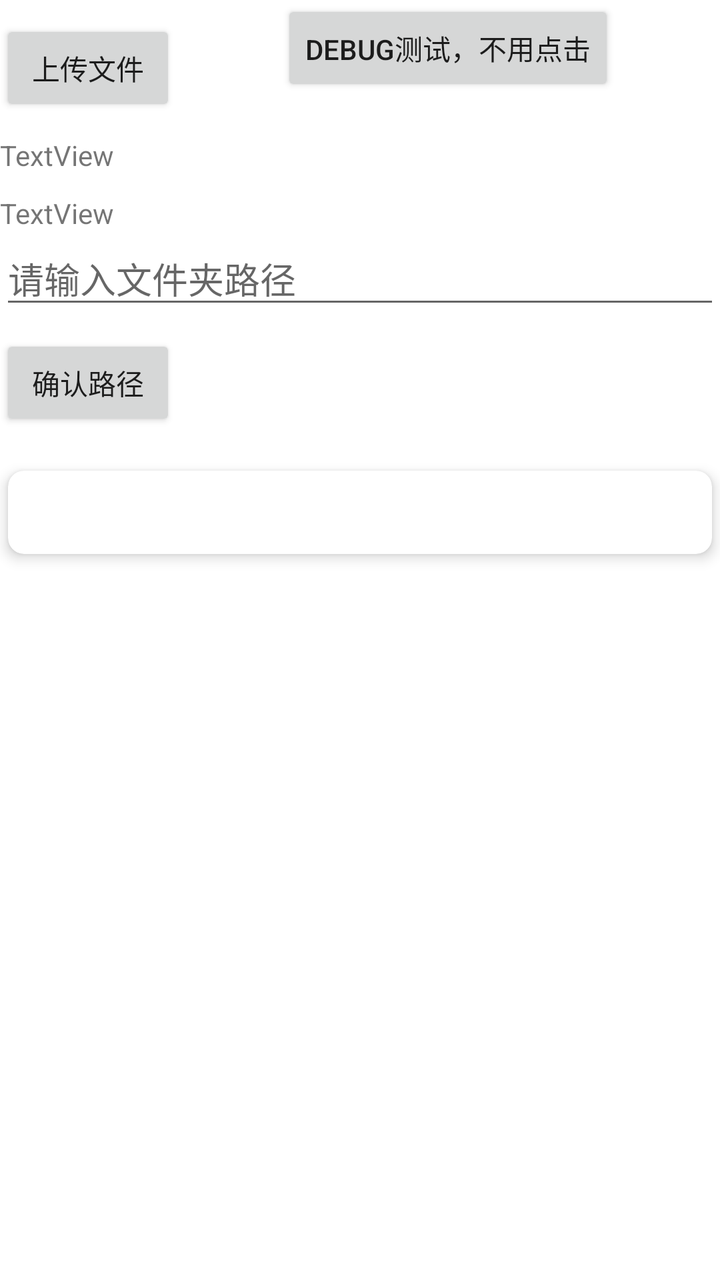
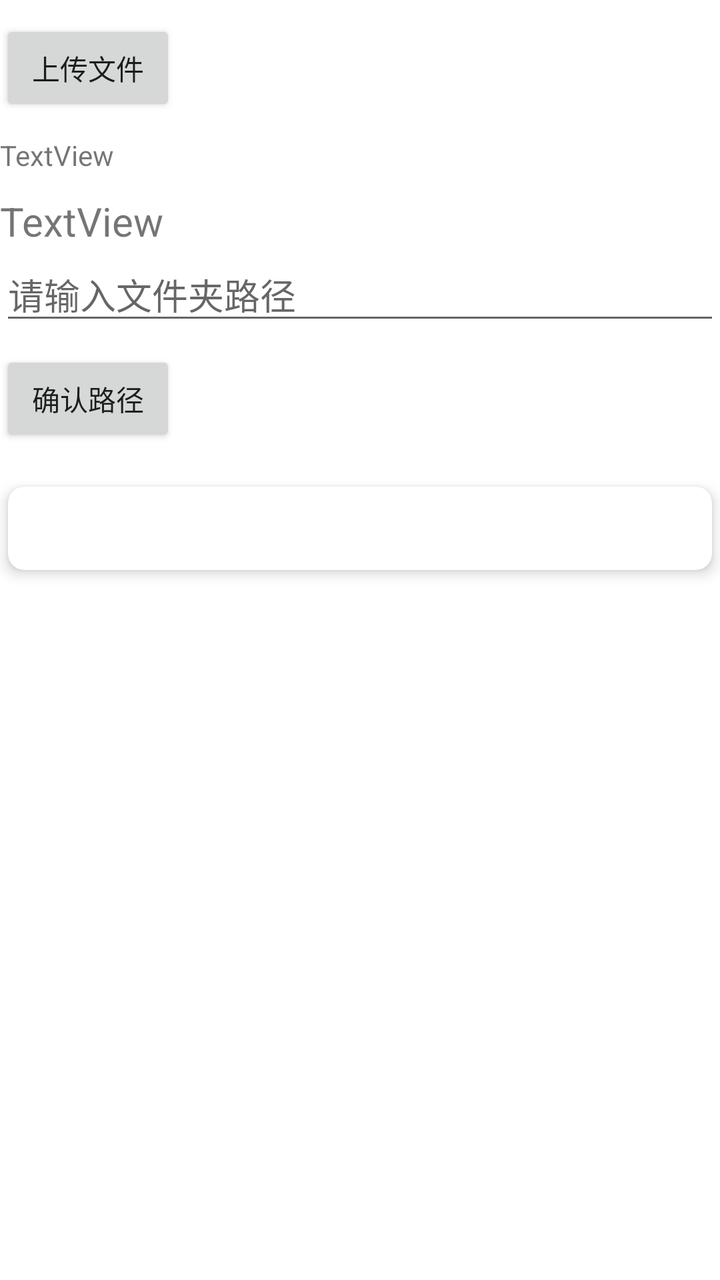

Screens rendered from an Android XML layout before and after an edit, with the pre-edit source and the edit as a unified diff.
<!-- AndroidManifest.xml: application theme Theme.Kanxue_data -->
<!-- res/layout/activity_main.xml -->
<?xml version="1.0" encoding="utf-8"?>
<androidx.core.widget.NestedScrollView android:layout_width="match_parent"
    android:layout_height="wrap_content"
    xmlns:app="http://schemas.android.com/apk/res-auto"
    xmlns:android="http://schemas.android.com/apk/res/android"
    android:fillViewport="true"
    android:scrollbars="vertical"
    android:fitsSystemWindows="true"
    android:fadeScrollbars="true"
>



    <androidx.constraintlayout.widget.ConstraintLayout
        android:layout_width="match_parent"
        android:layout_height="wrap_content">



        <FrameLayout
            android:id="@+id/SurfaceViewFrame"
            android:layout_width="10dp"
            android:layout_height="10dp">
        </FrameLayout>




        <Button
            android:id="@+id/stat_file_btn"
            android:layout_width="wrap_content"
            android:layout_height="wrap_content"
            android:text="上传文件"
            app:layout_constraintTop_toBottomOf="@id/SurfaceViewFrame"
            app:layout_constraintLeft_toLeftOf="parent" />

        <Button
            android:id="@+id/test"
            android:layout_width="wrap_content"
            android:layout_height="wrap_content"
            android:text="debug测试，不用点击"
            app:layout_constraintLeft_toRightOf="@id/stat_file_btn"
            app:layout_constraintRight_toRightOf="parent"
            />

        <TextView
            android:id="@+id/test_text"
            app:layout_constraintTop_toBottomOf="@id/stat_file_btn"
            android:layout_marginTop="10dp"
            android:layout_width="wrap_content"
            android:layout_height="wrap_content"
            android:text="TextView"
            />

        <TextView
            android:id="@+id/uploadStatusText"
            app:layout_constraintTop_toBottomOf="@id/test_text"
            android:layout_marginTop="10dp"
            android:layout_width="wrap_content"
            android:layout_height="wrap_content"
            android:text="TextView"
             />


        <androidx.appcompat.widget.AppCompatAutoCompleteTextView
            android:id="@+id/pathInput"
            android:layout_width="match_parent"
            android:layout_height="wrap_content"
            app:layout_constraintTop_toBottomOf="@id/uploadStatusText"
            android:hint="请输入文件夹路径"
            android:inputType="text" />

        <Button
            android:id="@+id/confirmButton"
            android:layout_width="wrap_content"
            android:layout_height="wrap_content"
            android:layout_marginTop="8dp"
            app:layout_constraintTop_toBottomOf="@id/pathInput"
            android:text="确认路径" />



        <androidx.recyclerview.widget.RecyclerView
            android:id="@+id/recyclerView"
            app:layout_constraintTop_toBottomOf="@id/confirmButton"
            android:layout_width="match_parent"
            android:layout_height="0dp"
            android:layout_marginTop="16dp"
            android:layout_weight="1" />


        <androidx.cardview.widget.CardView
            android:layout_marginTop="16dp"
            android:layout_width="match_parent"
            android:layout_height="wrap_content"
            app:layout_constraintTop_toBottomOf="@id/recyclerView"
            android:layout_margin="4dp"
            app:cardCornerRadius="8dp"
            app:cardElevation="4dp">

            <TextView
                android:id="@+id/file_content"
                android:layout_width="match_parent"
                android:layout_height="wrap_content"
                android:layout_margin="10dp"
                android:textSize="16sp" />
        </androidx.cardview.widget.CardView>



    </androidx.constraintlayout.widget.ConstraintLayout>

</androidx.core.widget.NestedScrollView>
<!-- resources referenced by this layout -->
<resources>
  <style name="Theme.Kanxue_data" parent="Theme.MaterialComponents.DayNight.DarkActionBar">
          
          <item name="colorPrimary">@color/purple_500</item>
          <item name="colorPrimaryVariant">@color/purple_700</item>
          <item name="colorOnPrimary">@color/white</item>
          
          <item name="colorSecondary">@color/teal_200</item>
          <item name="colorSecondaryVariant">@color/teal_700</item>
          <item name="colorOnSecondary">@color/black</item>
          
          <item name="android:statusBarColor">?attr/colorPrimaryVariant</item>
          
      </style>
  <color name="purple_500">#FF6200EE</color>
  <color name="purple_700">#FF3700B3</color>
  <color name="white">#FFFFFFFF</color>
  <color name="teal_200">#FF03DAC5</color>
  <color name="teal_700">#FF018786</color>
  <color name="black">#FF000000</color>
</resources>

<!-- the commit's change to res/layout/activity_main.xml (unified diff, before → after) -->
@@ -39,6 +39,7 @@
             android:layout_width="wrap_content"
             android:layout_height="wrap_content"
             android:text="debug测试，不用点击"
+            android:visibility="gone"
             app:layout_constraintLeft_toRightOf="@id/stat_file_btn"
             app:layout_constraintRight_toRightOf="parent"
             />
@@ -55,6 +56,7 @@
         <TextView
             android:id="@+id/uploadStatusText"
             app:layout_constraintTop_toBottomOf="@id/test_text"
+            android:textSize="20sp"
             android:layout_marginTop="10dp"
             android:layout_width="wrap_content"
             android:layout_height="wrap_content"
